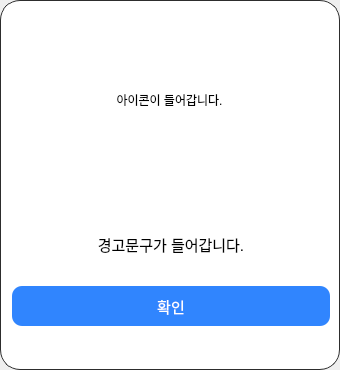
This is Main/UI/warning_dialog.ui in Uyuniwhite/Face-recognition-Attendance-System-Project as Qt 5 draws it before an edit. The edited form follows.
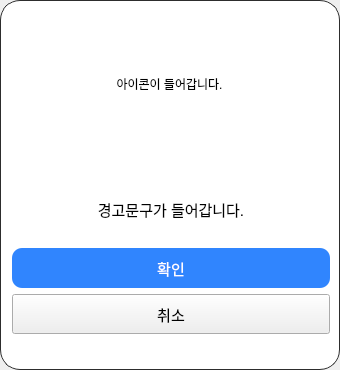
This is the edited form.

Patch:
```diff
--- a/Main/UI/warning_dialog.ui
+++ b/Main/UI/warning_dialog.ui
@@ -19,10 +19,15 @@
 border-radius:20px;
 	background-color: rgb(255, 255, 255);
 }
-QPushButton{
+QPushButton#ok_btn{
 	background-color: rgb(48, 133, 254);
 	color:white;
 	border-radius:10px;
+}
+QPushButton#cance_btn{
+	background-color: #E6E6E6;
+	color: #252C58;
+	border-radius:10px;
 }</string>
   </property>
   <layout class="QVBoxLayout" name="verticalLayout">
@@ -101,7 +106,7 @@
         <property name="maximumSize">
          <size>
           <width>16777215</width>
-          <height>130</height>
+          <height>180</height>
          </size>
         </property>
         <layout class="QVBoxLayout" name="verticalLayout_2">
@@ -168,6 +173,33 @@
            </property>
           </widget>
          </item>
+         <item>
+          <widget class="QPushButton" name="cancel_btn">
+           <property name="minimumSize">
+            <size>
+             <width>0</width>
+             <height>40</height>
+            </size>
+           </property>
+           <property name="maximumSize">
+            <size>
+             <width>16777215</width>
+             <height>40</height>
+            </size>
+           </property>
+           <property name="font">
+            <font>
+             <pointsize>11</pointsize>
+            </font>
+           </property>
+           <property name="styleSheet">
+            <string notr="true"/>
+           </property>
+           <property name="text">
+            <string>취소</string>
+           </property>
+          </widget>
+         </item>
         </layout>
        </widget>
       </item>
@@ -182,7 +214,7 @@
         <property name="sizeHint" stdset="0">
          <size>
           <width>20</width>
-          <height>40</height>
+          <height>35</height>
          </size>
         </property>
        </spacer>
```
